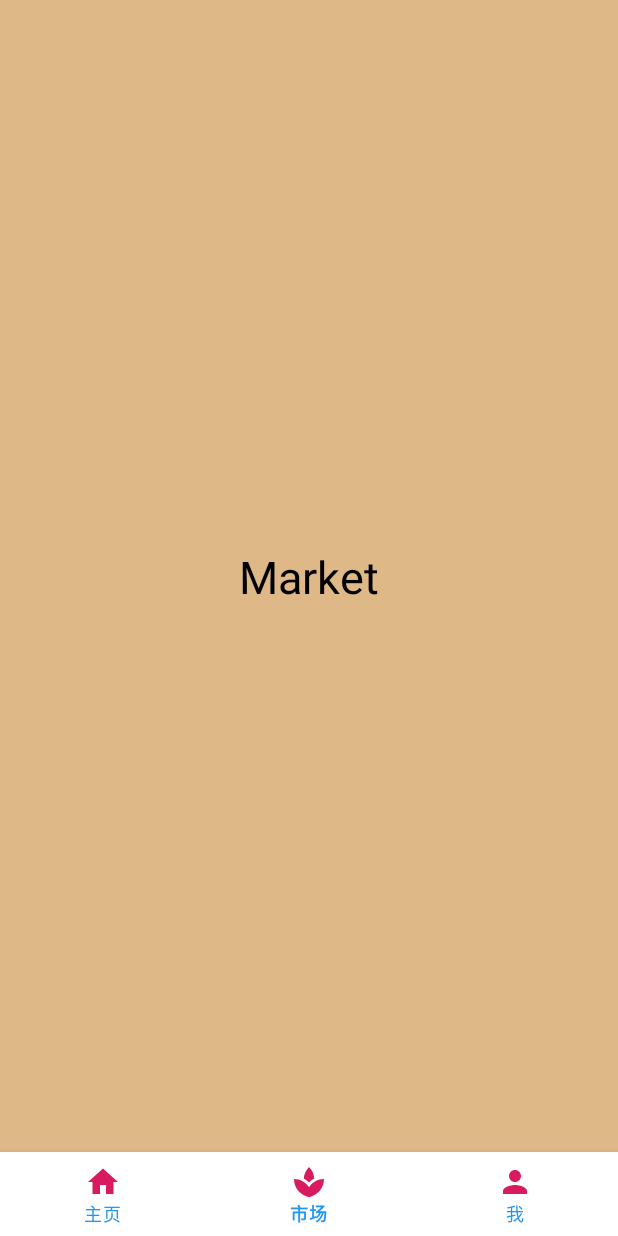
After one commit to xqgithub/jetpack, an Android app: the MarketFragment screen opened through its navigation route, on a phone screen of 412 x 824 dp. The commit adds this screen. Run offline under Robolectric (Android 15) with nearby library versions, the phone set to English and light mode, and no system bars; our stand-ins replace navigation-ui.

Commit message:
Navigation可以bottomnavigation联合使用

```diff
--- a/app/src/main/java/com/example/jetpack/MainActivity.kt
+++ b/app/src/main/java/com/example/jetpack/MainActivity.kt
@@ -2,10 +2,18 @@ package com.example.jetpack
 
 import android.os.Bundle
 import androidx.appcompat.app.AppCompatActivity
+import androidx.navigation.fragment.NavHostFragment
+import androidx.navigation.ui.setupWithNavController
+import kotlinx.android.synthetic.main.activity_main.*
 
 class MainActivity : AppCompatActivity() {
     override fun onCreate(savedInstanceState: Bundle?) {
         super.onCreate(savedInstanceState)
         setContentView(R.layout.activity_main)
+
+        val host: NavHostFragment =
+            supportFragmentManager.findFragmentById(R.id.my_nav_host_fragment) as NavHostFragment
+        val navController = host.navController
+        navigation_view.setupWithNavController(navController)
     }
 }
--- /dev/null
+++ b/app/src/main/java/com/example/jetpack/ui/fragment/main/InfoFragment.kt
@@ -0,0 +1,25 @@
+package com.example.jetpack.ui.fragment.main
+
+import android.os.Bundle
+import android.view.LayoutInflater
+import android.view.View
+import android.view.ViewGroup
+import androidx.fragment.app.Fragment
+import com.example.jetpack.R
+
+/**
+ * 首页---info页面
+ */
+class InfoFragment : Fragment() {
+    override fun onCreateView(
+        inflater: LayoutInflater, container: ViewGroup?,
+        savedInstanceState: Bundle?
+    ): View? {
+        // Inflate the layout for this fragment
+        return inflater.inflate(R.layout.fragment_info, container, false)
+    }
+
+    override fun onViewCreated(view: View, savedInstanceState: Bundle?) {
+        super.onViewCreated(view, savedInstanceState)
+    }
+}
--- /dev/null
+++ b/app/src/main/java/com/example/jetpack/ui/fragment/main/MarketFragment.kt
@@ -0,0 +1,26 @@
+package com.example.jetpack.ui.fragment.main
+
+import android.os.Bundle
+import android.view.LayoutInflater
+import android.view.View
+import android.view.ViewGroup
+import androidx.fragment.app.Fragment
+import com.example.jetpack.R
+
+/**
+ * 首页---Market页面
+ */
+class MarketFragment : Fragment() {
+
+    override fun onCreateView(
+        inflater: LayoutInflater, container: ViewGroup?,
+        savedInstanceState: Bundle?
+    ): View? {
+        // Inflate the layout for this fragment
+        return inflater.inflate(R.layout.fragment_market, container, false)
+    }
+
+    override fun onViewCreated(view: View, savedInstanceState: Bundle?) {
+        super.onViewCreated(view, savedInstanceState)
+    }
+}
--- a/app/src/main/res/layout/activity_main.xml
+++ b/app/src/main/res/layout/activity_main.xml
@@ -6,13 +6,27 @@
     android:layout_height="match_parent"
     tools:context=".MainActivity">
 
-    <TextView
-        android:layout_width="wrap_content"
+    <fragment
+        android:id="@+id/my_nav_host_fragment"
+        android:name="androidx.navigation.fragment.NavHostFragment"
+        android:layout_width="match_parent"
+        android:layout_height="0dp"
+        android:layout_weight="1"
+        app:defaultNavHost="true"
+        app:layout_constraintBottom_toTopOf="@+id/navigation_view"
+        app:layout_constraintTop_toTopOf="parent"
+        app:navGraph="@navigation/main_navigation" />
+
+    <com.google.android.material.bottomnavigation.BottomNavigationView
+        android:id="@+id/navigation_view"
+        android:layout_width="match_parent"
         android:layout_height="wrap_content"
-        android:text="Hello World!"
+        android:background="@android:color/white"
+        app:itemIconTint="@color/colorAccent"
+        app:itemTextColor="@color/colorPrimary"
         app:layout_constraintBottom_toBottomOf="parent"
-        app:layout_constraintLeft_toLeftOf="parent"
-        app:layout_constraintRight_toRightOf="parent"
-        app:layout_constraintTop_toTopOf="parent" />
+        app:layout_constraintTop_toBottomOf="@+id/my_nav_host_fragment"
+        app:menu="@menu/menu_main" />
+
 
 </androidx.constraintlayout.widget.ConstraintLayout>
--- /dev/null
+++ b/app/src/main/res/layout/fragment_market.xml
@@ -0,0 +1,21 @@
+<?xml version="1.0" encoding="utf-8"?>
+<androidx.constraintlayout.widget.ConstraintLayout xmlns:android="http://schemas.android.com/apk/res/android"
+    xmlns:app="http://schemas.android.com/apk/res-auto"
+    android:layout_width="match_parent"
+    android:layout_height="match_parent"
+    android:background="#DEB887">
+
+
+    <TextView
+        android:id="@+id/tv_showname"
+        android:layout_width="wrap_content"
+        android:layout_height="wrap_content"
+        android:text="Market"
+        android:textColor="#000000"
+        android:textSize="30sp"
+        app:layout_constraintBottom_toBottomOf="parent"
+        app:layout_constraintEnd_toEndOf="parent"
+        app:layout_constraintStart_toStartOf="parent"
+        app:layout_constraintTop_toTopOf="parent" />
+
+</androidx.constraintlayout.widget.ConstraintLayout>
--- /dev/null
+++ b/app/src/main/res/menu/menu_main.xml
@@ -0,0 +1,20 @@
+<?xml version="1.0" encoding="utf-8"?>
+<menu xmlns:android="http://schemas.android.com/apk/res/android">
+
+    <item
+        android:id="@+id/infoFragment"
+        android:icon="@drawable/ic_home_black_24dp"
+        android:title="主页" />
+
+    <item
+        android:id="@+id/marketFragment"
+        android:icon="@drawable/ic_market"
+        android:title="市场" />
+
+    <item
+        android:id="@+id/meFragment"
+        android:icon="@drawable/ic_me"
+        android:title="我" />
+
+
+</menu>
--- /dev/null
+++ b/app/src/main/res/navigation/main_navigation.xml
@@ -0,0 +1,24 @@
+<?xml version="1.0" encoding="utf-8"?>
+<navigation xmlns:android="http://schemas.android.com/apk/res/android"
+    xmlns:app="http://schemas.android.com/apk/res-auto"
+    xmlns:tools="http://schemas.android.com/tools"
+    android:id="@+id/main_navigation"
+    app:startDestination="@id/infoFragment">
+
+    <fragment
+        android:id="@+id/infoFragment"
+        android:name="com.example.jetpack.ui.fragment.main.InfoFragment"
+        android:label="InfoFragment"
+        tools:layout="@layout/fragment_info" />
+    <fragment
+        android:id="@+id/marketFragment"
+        android:name="com.example.jetpack.ui.fragment.main.MarketFragment"
+        android:label="MarketFragment"
+        tools:layout="@layout/fragment_market" />
+
+    <fragment
+        android:id="@+id/meFragment"
+        android:name="com.example.jetpack.ui.fragment.main.MeFragment"
+        android:label="MeFragment"
+        tools:layout="@layout/fragment_me" />
+</navigation>
```
Also changed, not shown: app/src/main/java/com/example/jetpack/ui/fragment/main/MeFragment.kt (added, +29 -0 lines), app/src/main/res/layout/fragment_info.xml (added, +21 -0 lines), app/src/main/res/layout/fragment_me.xml (added, +21 -0 lines), app/src/main/res/menu/menu_navigation.xml (added, +14 -0 lines), 1 other file.
